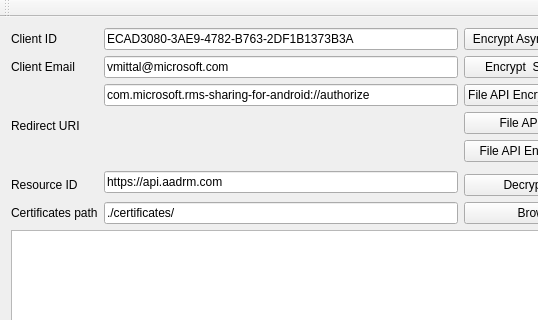
First picture: the form in samples/rms_sample/mainwindow.ui, repository AzureAD/rms-sdk-for-cpp, before the edit; both pictures show x 0 to 538 and y 0 to 320 of the 632 by 455 pixel window.
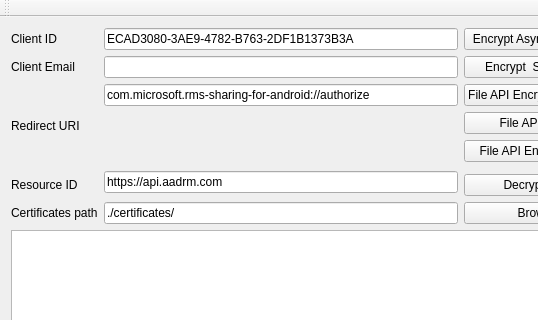
Second picture: the form after the edit.

What changed in the file:
```diff
--- a/samples/rms_sample/mainwindow.ui
+++ b/samples/rms_sample/mainwindow.ui
@@ -55,7 +55,7 @@
           <item row="1" column="1">
            <widget class="QLineEdit" name="lineEdit_clientEmail">
             <property name="text">
-             <string>vmittal@microsoft.com</string>
+             <string/>
             </property>
            </widget>
           </item>
```
